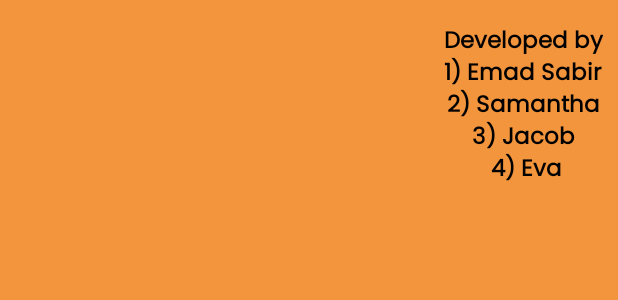
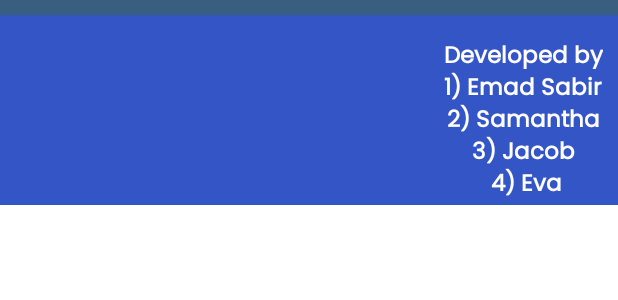
Before and after one commit to EmadAhmedSabir/Assignment_Snake_Game, an Android app: the layout activity_main.xml on its own in the app's theme, with its tools: preview values and no code run, on a phone screen of 412 x 824 dp. Shown: the top 300 px of the screen. Run offline under Robolectric (Android 15) with nearby library versions, the phone set to English and light mode, and no system bars.

Commit message:
Changed background image and also added borders to the right and the bottom. Still need to do the left and the top.

```diff
--- a/app/src/main/java/com/gamecodeschool/c17snake/Apple.java
+++ b/app/src/main/java/com/gamecodeschool/c17snake/Apple.java
@@ -35,12 +35,12 @@ class Apple implements Drawable{
 
     void spawn(){
         Random random = new Random();
-        location.x = random.nextInt(mSpawnRange.x) + 1;
+        location.x = random.nextInt(mSpawnRange.x - 1) + 1;
         location.y = random.nextInt(mSpawnRange.y - 1) + 1;
     }
     void spawn(int s){
         Random random = new Random();
-        location.x = random.nextInt(mSpawnRange.x) + 1;
+        location.x = random.nextInt(mSpawnRange.x - 1) + 1;
         location.y = random.nextInt(mSpawnRange.y - 1) + 1;
         mBitmapApple = Bitmap.createScaledBitmap(mOriginalBitmap, mSize, mSize, false);
         changeColor(s);
--- a/app/src/main/java/com/gamecodeschool/c17snake/Snake.java
+++ b/app/src/main/java/com/gamecodeschool/c17snake/Snake.java
@@ -158,8 +158,8 @@ class Snake implements Drawable, Movable {
     }
 
     boolean detectDeath() {
-        if (segmentLocations.get(0).x == -1 || segmentLocations.get(0).x > moveRange.x ||
-                segmentLocations.get(0).y == -1 || segmentLocations.get(0).y > moveRange.y) {
+        if (segmentLocations.get(0).x < 0 || segmentLocations.get(0).x >= moveRange.x ||
+                segmentLocations.get(0).y < 0 || segmentLocations.get(0).y >= moveRange.y) {
             return true;
         }
 
--- a/app/src/main/res/layout/activity_main.xml
+++ b/app/src/main/res/layout/activity_main.xml
@@ -3,61 +3,64 @@
     xmlns:app="http://schemas.android.com/apk/res-auto"
     xmlns:tools="http://schemas.android.com/tools"
     android:layout_width="match_parent"
-    android:orientation="vertical"
-    android:background="#f3953d"
-    android:layout_height="match_parent">
+    android:layout_height="match_parent"
+    android:orientation="vertical">
 
+    <LinearLayout
+        android:layout_width="match_parent"
+        android:layout_height="wrap_content"
+        android:background="#3A5E7F"
+        android:orientation="vertical">
 
+        <View
+            android:layout_width="match_parent"
+            android:layout_height="10dp"
+            android:background="#3A5E7F" />
 
         <RelativeLayout
             android:layout_width="match_parent"
-        android:layout_height="wrap_content">
+            android:layout_height="wrap_content"
+            android:background="#3455C5"
+            android:backgroundTint="#3455C5"
+            android:foregroundTint="#3455C5">
 
             <TextView
+                android:id="@+id/btnPauseOrResume"
                 android:layout_width="120dp"
+                android:layout_height="wrap_content"
+                android:layout_marginStart="10dp"
+                android:layout_marginTop="10dp"
+                android:layout_marginEnd="10dp"
+                android:background="@color/black"
+                android:gravity="center"
+                android:minHeight="70dp"
+                android:text="Pause"
                 android:textColor="@color/white"
                 android:textSize="20sp"
-            android:id="@+id/btnPauseOrResume"
                 android:textStyle="bold"
-            android:visibility="gone"
-            android:layout_marginStart="10dp"
-            android:background="@color/black"
-            android:layout_marginTop="10dp"
-            android:layout_marginEnd="10dp"
-            android:gravity="center"
-            android:layout_height="wrap_content"
-            android:text="Pause"
-            android:minHeight="70dp"/>
-
-
+                android:visibility="gone" />
 
             <TextView
                 android:layout_width="wrap_content"
-            android:textColor="@color/black"
-            android:textSize="15sp"
-            android:textStyle="bold"
+                android:layout_height="wrap_content"
+                android:layout_alignParentEnd="true"
                 android:layout_marginTop="15dp"
-            android:layout_alignParentEnd="true"
                 android:layout_marginEnd="10dp"
                 android:gravity="center"
-            android:layout_height="wrap_content"
+                android:minHeight="70dp"
                 android:text="Developed by\n1) Emad Sabir\n2) Samantha\n3) Jacob\n 4) Eva"
-            android:minHeight="70dp"/>
-
+                android:textColor="@color/white"
+                android:textSize="15sp"
+                android:textStyle="bold" />
 
         </RelativeLayout>
 
-
-
-
-
+    </LinearLayout>
 
     <LinearLayout
+        android:id="@+id/idSnakeGameView"
         android:layout_width="match_parent"
-        android:orientation="vertical"
-        android:layout_marginTop="10dp"
         android:layout_height="match_parent"
-        android:id="@+id/idSnakeGameView"
-        />
+        android:orientation="vertical" />
 
 </LinearLayout>
```
Also changed, not shown: app/src/main/java/com/gamecodeschool/c17snake/SnakeGame.java (+53 -9 lines), app/src/main/assets/background.png (added). Lines whose indentation alone changed are shown as unchanged.
